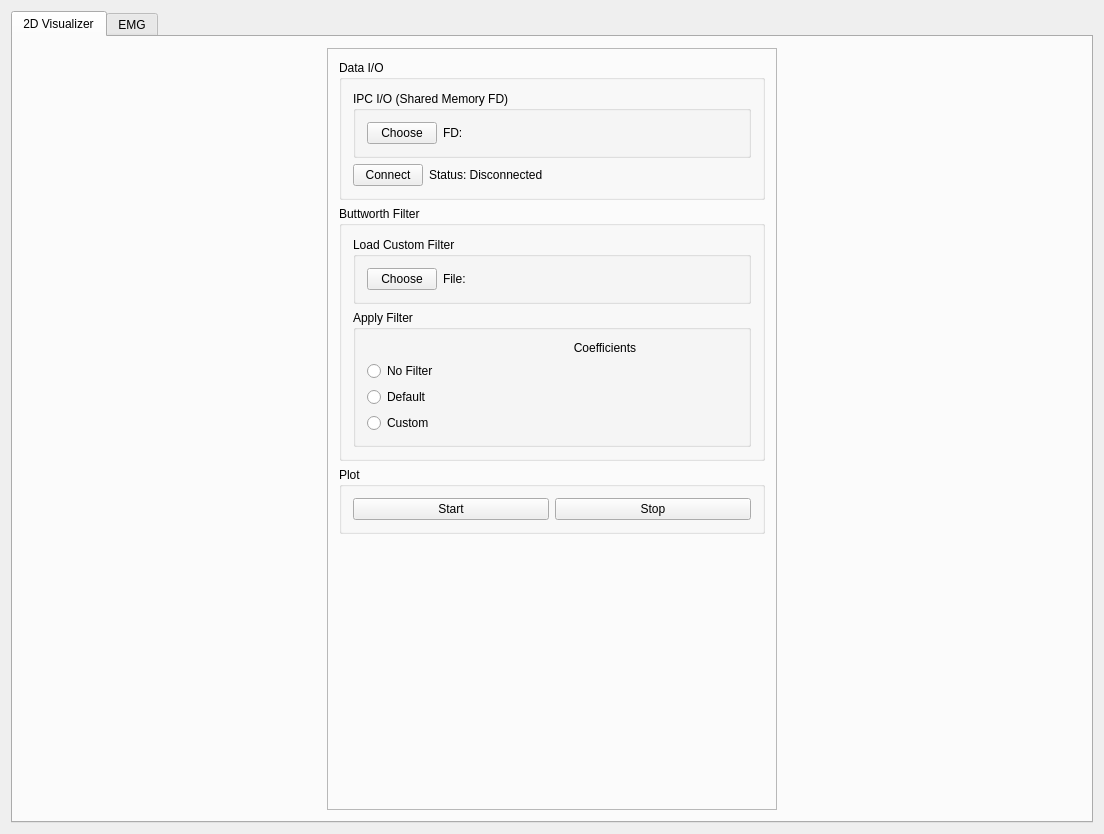
This is visualizer_app.ui in FatemehZahedi/NMCHRL_Visualizer as Qt 5 draws it before an edit. The edited form follows.
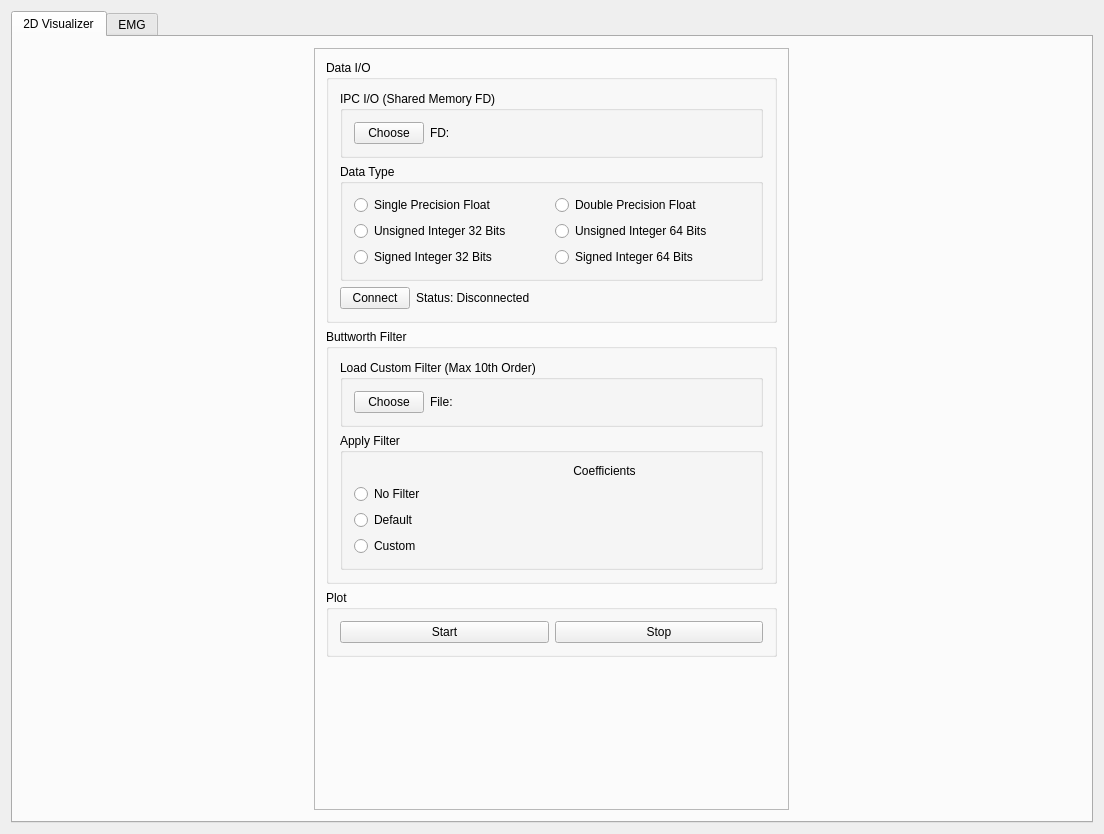
This is the edited form.

Commit message: added data type buttons to front/back ends

```diff
--- a/visualizer_app.ui
+++ b/visualizer_app.ui
@@ -48,13 +48,13 @@
              <widget class="QFrame" name="frame_2">
               <property name="minimumSize">
                <size>
-                <width>450</width>
+                <width>475</width>
                 <height>0</height>
                </size>
               </property>
               <property name="maximumSize">
                <size>
-                <width>450</width>
+                <width>475</width>
                 <height>16777215</height>
                </size>
               </property>
@@ -71,7 +71,7 @@
                   <string>Data I/O</string>
                  </property>
                  <layout class="QGridLayout" name="gridLayout_2">
-                  <item row="1" column="0">
+                  <item row="2" column="0">
                    <widget class="QPushButton" name="btn_connect2ddata">
                     <property name="maximumSize">
                      <size>
@@ -84,7 +84,7 @@
                     </property>
                    </widget>
                   </item>
-                  <item row="1" column="1">
+                  <item row="2" column="1">
                    <widget class="QLabel" name="lbl_statusshmstream">
                     <property name="text">
                      <string>Status: Disconnected</string>
@@ -123,6 +123,57 @@
                     </layout>
                    </widget>
                   </item>
+                  <item row="1" column="0" colspan="2">
+                   <widget class="QGroupBox" name="groupBox_6">
+                    <property name="title">
+                     <string>Data Type</string>
+                    </property>
+                    <layout class="QGridLayout" name="gridLayout_8">
+                     <item row="0" column="0">
+                      <widget class="QRadioButton" name="rbtn_float32">
+                       <property name="text">
+                        <string>Single Precision Float</string>
+                       </property>
+                      </widget>
+                     </item>
+                     <item row="0" column="1">
+                      <widget class="QRadioButton" name="rbtn_float64">
+                       <property name="text">
+                        <string>Double Precision Float</string>
+                       </property>
+                      </widget>
+                     </item>
+                     <item row="1" column="0">
+                      <widget class="QRadioButton" name="rbtn_uint32_t">
+                       <property name="text">
+                        <string>Unsigned Integer 32 Bits</string>
+                       </property>
+                      </widget>
+                     </item>
+                     <item row="1" column="1">
+                      <widget class="QRadioButton" name="rbtn_uint64_t">
+                       <property name="text">
+                        <string>Unsigned Integer 64 Bits</string>
+                       </property>
+                      </widget>
+                     </item>
+                     <item row="2" column="1">
+                      <widget class="QRadioButton" name="rbtn_int64_t">
+                       <property name="text">
+                        <string>Signed Integer 64 Bits</string>
+                       </property>
+                      </widget>
+                     </item>
+                     <item row="2" column="0">
+                      <widget class="QRadioButton" name="rbtn_int32_t">
+                       <property name="text">
+                        <string>Signed Integer 32 Bits</string>
+                       </property>
+                      </widget>
+                     </item>
+                    </layout>
+                   </widget>
+                  </item>
                  </layout>
                 </widget>
                </item>
@@ -135,7 +186,7 @@
                   <item row="0" column="0">
                    <widget class="QGroupBox" name="groupBox_4">
                     <property name="title">
-                     <string>Load Custom Filter</string>
+                     <string>Load Custom Filter (Max 10th Order)</string>
                     </property>
                     <layout class="QHBoxLayout" name="horizontalLayout_4">
                      <item>
```
Left out of the diff: 29 changed lines with no effect on the pictures. The commit also changes 2 other files.
